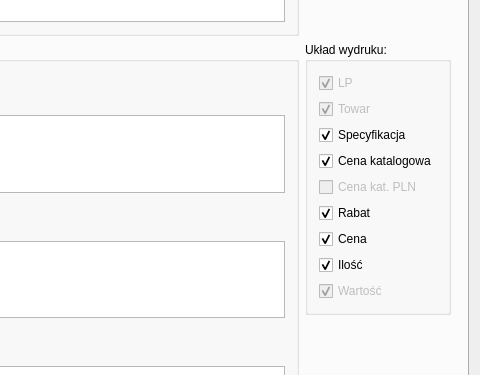
Qt form forms/MainWindow.ui (konserw/koferta) before a commit; both pictures show x 654 to 1134 and y 300 to 675 of the 1134 by 1045 pixel window.
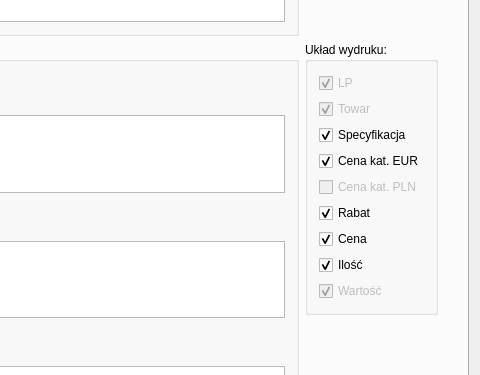
The same form after that commit. Icons and pictures are not drawn. Custom widgets are drawn as their Qt base class.

Commit message: issue #53 - new offers shuld be in pln by default; exchange rate stored in database

What changed in the file:
```diff
--- a/forms/MainWindow.ui
+++ b/forms/MainWindow.ui
@@ -564,7 +564,7 @@
            <item>
             <widget class="QCheckBox" name="kol_cenaKat">
              <property name="text">
-              <string>Cena katalogowa</string>
+              <string>Cena kat. EUR</string>
              </property>
              <property name="checked">
               <bool>true</bool>
```
Left out of the diff: 8 changed lines with no effect on the pictures. The commit also changes 2 other files.
